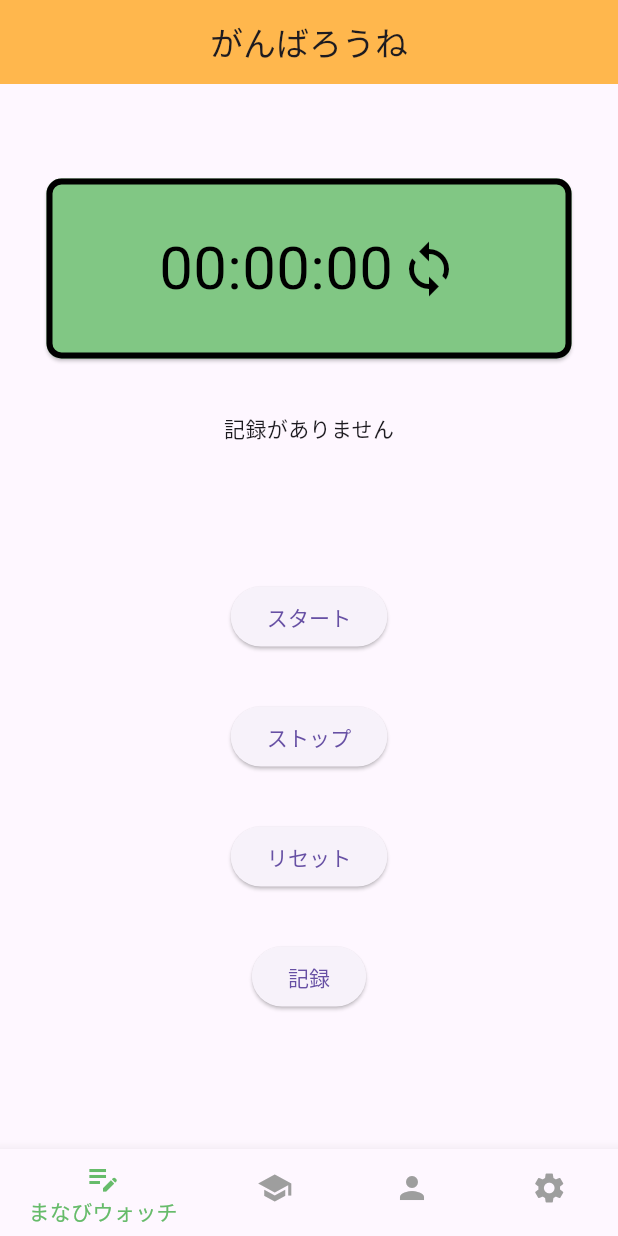
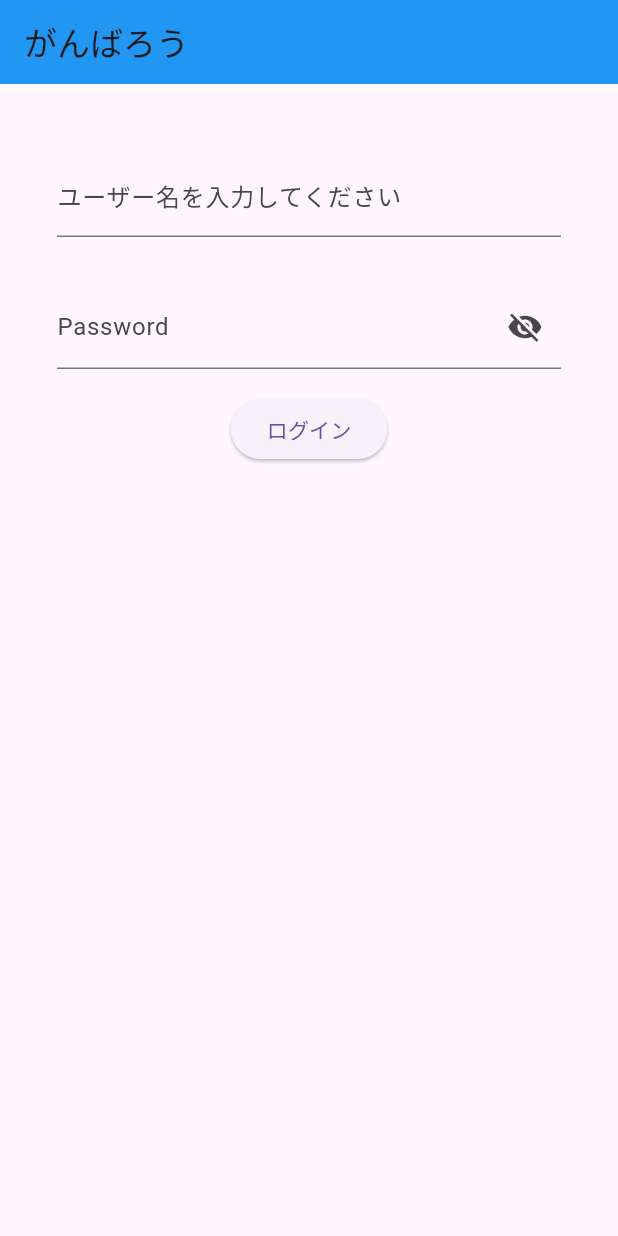
Before and after one commit to Ryosan846538/Ganbaroune, a Flutter app: the screen it shows after launch, on a phone screen of 412 x 824 dp. Run offline on Flutter 3.47's test engine with Material 3 defaults, Android fonts, the phone set to English and light mode, and no system bars; drawn by our look-alikes of flip_card; our stand-ins replace stop_watch_timer.

Commit message:
ログイン機能やで

```diff
--- a/lib/main.dart
+++ b/lib/main.dart
@@ -1,54 +1,8 @@
 import 'package:flutter/material.dart';
-import '/screen/menu.dart';
-import '/screen/stop_watch.dart';
+import '/screen/login.dart';
 
 void main() {
-  runApp(const MyApp());
+  runApp( const MaterialApp(
+    home: LoginPage(),
+  ),);
 }
-
-class MyApp extends StatefulWidget {
-  const MyApp({Key? key}) : super(key: key);
-
-  @override
-  MyAppState createState() => MyAppState();
-}
-
-class MyAppState extends State<MyApp> {
-  int _selectIndex = 0;
-
-  void _onItemTapped(int index) {
-    setState(() {
-      _selectIndex = index;
-    });
-  }
-
-  Widget _selectPage(int index) {
-    switch (index) {
-      case 0:
-        return const CountUpPage();
-      default:
-        return const Center(
-          child: Text('Hello World'),
-        );
-    }
-  }
-
-  @override
-  Widget build(BuildContext context) {
-    return MaterialApp(
-      home: Scaffold(
-        appBar: AppBar(
-          backgroundColor: Colors.orange[300],
-          title: const Text('がんばろうね'),
-          centerTitle: true,
-        ),
-        body: _selectPage(_selectIndex),
-        bottomNavigationBar: Menu(
-          key: const Key('Menu'),
-          currentIndex: _selectIndex,
-          onTap: _onItemTapped,
-        ),
-      ),
-    );
-  }
-}
--- /dev/null
+++ b/lib/screen/home.dart
@@ -0,0 +1,50 @@
+import 'package:flutter/material.dart';
+import '/screen/menu.dart';
+import '/screen/stop_watch.dart';
+
+class home extends StatefulWidget {
+  const home({Key? key}) : super(key: key);
+
+  @override
+  homeState createState() => homeState();
+}
+
+class homeState extends State<home> {
+  int _selectIndex = 0;
+
+  void _onItemTapped(int index) {
+    setState(() {
+      _selectIndex = index;
+    });
+  }
+
+  Widget _selectPage(int index) {
+    switch (index) {
+      case 0:
+        return const CountUpPage();
+      default:
+        return const Center(
+          child: Text('Hello World'),
+        );
+    }
+  }
+
+  @override
+  Widget build(BuildContext context) {
+    return MaterialApp(
+      home: Scaffold(
+        appBar: AppBar(
+          backgroundColor: Colors.orange[300],
+          title: const Text('がんばろうね'),
+          centerTitle: true,
+        ),
+        body: _selectPage(_selectIndex),
+        bottomNavigationBar: Menu(
+          key: const Key('Menu'),
+          currentIndex: _selectIndex,
+          onTap: _onItemTapped,
+        ),
+      ),
+    );
+  }
+}
--- /dev/null
+++ b/lib/screen/login.dart
@@ -0,0 +1,70 @@
+import 'package:flutter/material.dart';
+import './home.dart';
+
+class LoginPage extends StatefulWidget {
+  const LoginPage({Key? key}) : super(key: key);
+
+  @override
+  State<LoginPage> createState() => _LoginPageState();
+}
+
+class _LoginPageState extends State<LoginPage> {
+  bool _isObscure = true;
+
+  @override
+  Widget build(BuildContext context) {
+    return Scaffold(
+      appBar: AppBar(
+        title: Text('がんばろう'),
+        backgroundColor: Colors.blue,
+      ),
+      body: Center(
+        child: Container(
+          padding: const EdgeInsets.all(30.0),
+          child: Column(
+            crossAxisAlignment: CrossAxisAlignment.start,
+            children: <Widget>[
+              Padding(
+                padding: const EdgeInsets.symmetric(horizontal: 8, vertical: 16),
+                child: TextFormField(
+                  decoration: const InputDecoration(
+                    labelText: 'ユーザー名を入力してください',
+                  ),
+                ),
+              ),
+              Padding(
+                padding: const EdgeInsets.symmetric(horizontal: 8, vertical: 16),
+                child: TextFormField(
+                  obscureText: _isObscure,
+                  decoration: InputDecoration(
+                      labelText: 'Password',
+                      suffixIcon: IconButton(
+                          icon: Icon(_isObscure
+                              ? Icons.visibility_off
+                              : Icons.visibility),
+                          onPressed: () {
+                            setState(() {
+                              _isObscure = !_isObscure;
+                            });
+                          })),
+                ),
+              ),
+              Center(
+                child: ElevatedButton(
+
+                    child: Text('ログイン'),
+                  onPressed: (){
+                    Navigator.push(
+                      context,
+                      MaterialPageRoute(builder:(context)=>home()),
+                    );
+                  },
+                ),
+              ),
+            ],
+          ),
+        ),
+      ),
+    );
+  }
+}
```
